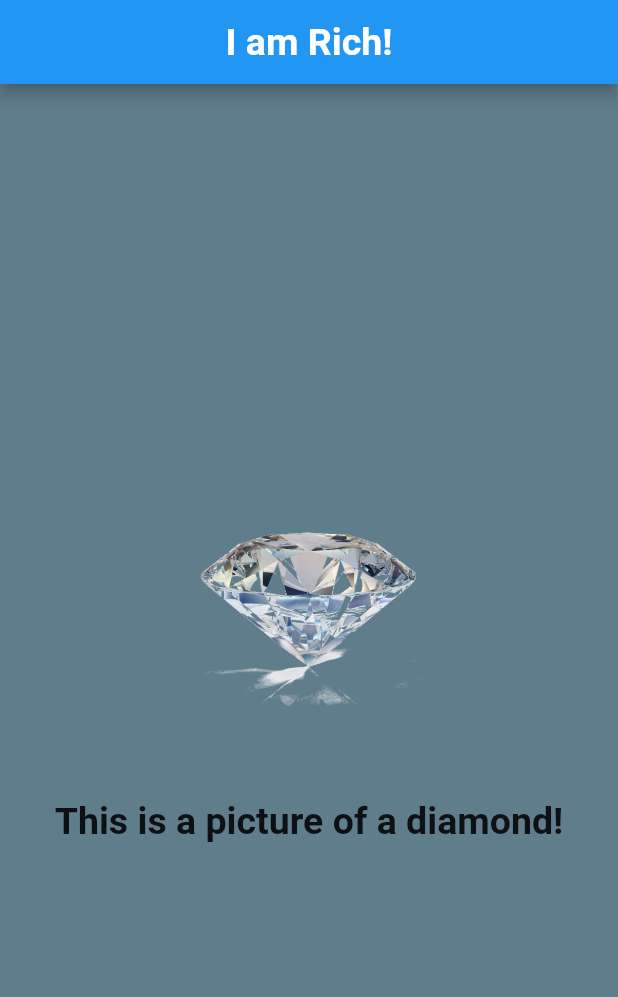
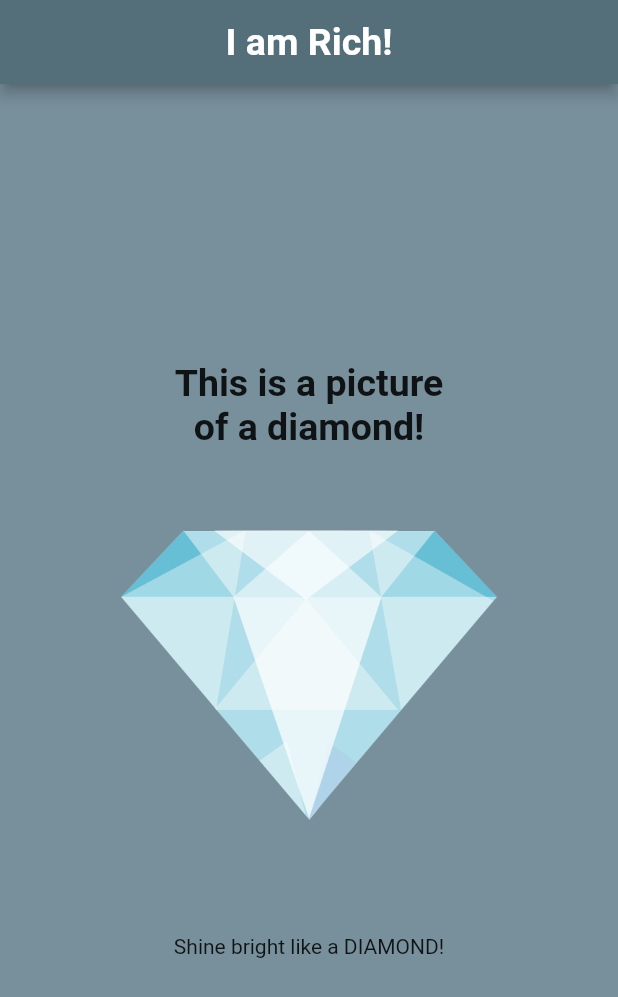
Before and after one commit to iqballiii/iamrich, a Flutter app: the screen it shows after launch, on a phone screen of 412 x 824 dp. Shown: the top 997 px of the screen. Run offline on Flutter 3.47's test engine with Material 2 defaults, Android fonts, the phone set to English and light mode, and no system bars; drawn by our look-alikes of animated_text_kit.

Commit message:
added a package

```diff
--- a/lib/main.dart
+++ b/lib/main.dart
@@ -1,4 +1,6 @@
+import 'package:flutter/cupertino.dart';
 import 'package:flutter/material.dart';
+import 'package:animated_text_kit/animated_text_kit.dart';
 
 void main() {
   runApp(MaterialApp(home: IAmRich()));
@@ -8,8 +10,9 @@ class IAmRich extends StatelessWidget {
   @override
   Widget build(BuildContext context) {
     return Scaffold(
-      backgroundColor: Colors.blueGrey,
+      backgroundColor: Colors.blueGrey.shade400,
       appBar: AppBar(
+        backgroundColor: Colors.blueGrey.shade600,
         title: Text(
           'I am Rich!',
           style: TextStyle(fontSize: 25.0, fontWeight: FontWeight.bold),
@@ -18,19 +21,31 @@ class IAmRich extends StatelessWidget {
       ),
       body: Column(
         mainAxisAlignment: MainAxisAlignment.center,
+        // crossAxisAlignment: CrossAxisAlignment.stretch,
         children: [
-          SizedBox(
-            width: 180.0,
-            child: Image.asset('assets/diamond.png'),
+          Text(
+            'This is a picture \nof a diamond!',
+            textAlign: TextAlign.center,
+            style: TextStyle(fontSize: 25.0, fontWeight: FontWeight.bold),
+          ),
+          Center(
+            child: Image.asset(
+              'assets/diamond.png',
+              width: MediaQuery.of(context).size.width * 0.7,
+            ),
           ),
           SizedBox(
             height: 35.0,
           ),
-          Center(
-            child: Text(
-              'This is a picture of a diamond!',
-              style: TextStyle(fontSize: 25.0, fontWeight: FontWeight.bold),
-            ),
+          AnimatedTextKit(
+            animatedTexts: [
+              TyperAnimatedText('Shine bright like a DIAMOND!'),
+              TyperAnimatedText('Shine bright like a diamond'),
+              TyperAnimatedText('Find light in the beautiful sea'),
+              TyperAnimatedText('I choose to be happy'),
+              TyperAnimatedText('You and I, you and I'),
+            ],
+            repeatForever: true,
           ),
         ],
       ),
--- a/pubspec.yaml
+++ b/pubspec.yaml
@@ -28,6 +28,7 @@ dependencies:
   # The following adds the Cupertino Icons font to your application.
   # Use with the CupertinoIcons class for iOS style icons.
   cupertino_icons: ^1.0.2
+  animated_text_kit: ^4.2.1
 
 dev_dependencies:
   flutter_test:
```
Also changed, not shown: assets/diamond.jpg (deleted), assets/diamond.png, pubspec.lock.
